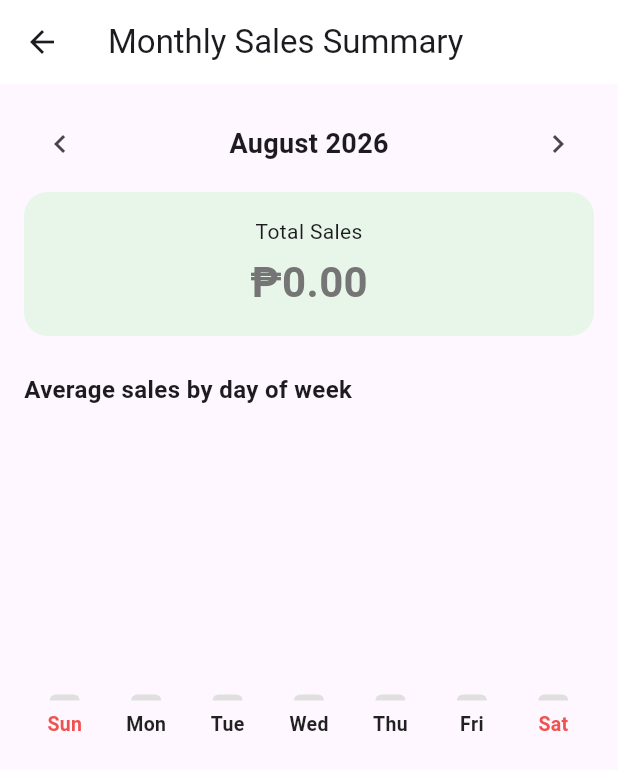
After one commit to 0kuninotokotachi/SariSari-Ledger, a Flutter app: the SalesScreen screen opened directly, after a tap on "Summary", on a phone screen of 412 x 824 dp. The commit adds this screen. Shown: the top 770 px of the screen. Run offline on Flutter 3.47's test engine with Material 3 defaults, Android fonts, the phone set to English and light mode, and no system bars; our stand-ins replace isar_community, table_calendar; accounts and stored records are empty; generated files the repository leaves out were written again.

Commit message:
Add Monthly Sales Summary screen, replace dead calendar format button
The calendar's built-in "2 weeks"/"Month"/"Week" format-toggle button
did nothing (SalesScreen never tracked CalendarFormat state), so
replace it with an AppBar "Summary" button that pushes a new
MonthlySalesSummaryScreen. It shows the month's total plus a
pedometer-style WeekdaySalesBarChart of average sales per day of the
week, letting an owner spot their best/worst selling weekdays.

WeekdaySalesBarChart is hand-rolled rather than pulling in a chart
package, per CLAUDE.md's minimize-external-packages guidance, and gets
full widget-test coverage since — unlike the Isar-backed screens in
this feature — it's a pure function of a pre-aggregated map.

```diff
--- /dev/null
+++ b/lib/screens/monthly_sales_summary_screen.dart
@@ -0,0 +1,137 @@
+import 'package:flutter/material.dart';
+import 'package:provider/provider.dart';
+
+import '../providers/transaction_provider.dart';
+import '../widgets/weekday_sales_bar_chart.dart';
+
+/// Shows a month's total sales plus a pedometer-style bar chart of average
+/// sales per day of the week, to help an owner spot their best/worst
+/// selling weekdays at a glance.
+class MonthlySalesSummaryScreen extends StatefulWidget {
+  const MonthlySalesSummaryScreen({super.key, required this.initialMonth});
+
+  final DateTime initialMonth;
+
+  @override
+  State<MonthlySalesSummaryScreen> createState() => _MonthlySalesSummaryScreenState();
+}
+
+class _MonthlySalesSummaryScreenState extends State<MonthlySalesSummaryScreen> {
+  static const _monthNames = [
+    'January', 'February', 'March', 'April', 'May', 'June',
+    'July', 'August', 'September', 'October', 'November', 'December',
+  ];
+
+  late DateTime _focusedMonth =
+      DateTime(widget.initialMonth.year, widget.initialMonth.month);
+
+  bool _loading = true;
+  double _monthTotal = 0;
+  Map<int, double> _weekdayAverages = {};
+
+  @override
+  void initState() {
+    super.initState();
+    _load();
+  }
+
+  Future<void> _load() async {
+    setState(() => _loading = true);
+    final totals =
+        await context.read<TransactionProvider>().salesTotalsForMonth(_focusedMonth);
+
+    final weekdaySums = <int, double>{for (var w = 1; w <= 7; w++) w: 0};
+    final weekdayCounts = <int, int>{for (var w = 1; w <= 7; w++) w: 0};
+    final daysInMonth = DateTime(_focusedMonth.year, _focusedMonth.month + 1, 0).day;
+    var monthTotal = 0.0;
+    for (var d = 1; d <= daysInMonth; d++) {
+      final day = DateTime(_focusedMonth.year, _focusedMonth.month, d);
+      final amount = totals[day] ?? 0;
+      weekdaySums[day.weekday] = weekdaySums[day.weekday]! + amount;
+      weekdayCounts[day.weekday] = weekdayCounts[day.weekday]! + 1;
+      monthTotal += amount;
+    }
+
+    if (!mounted) return;
+    setState(() {
+      _monthTotal = monthTotal;
+      _weekdayAverages = {
+        for (var w = 1; w <= 7; w++)
+          w: weekdayCounts[w]! > 0 ? weekdaySums[w]! / weekdayCounts[w]! : 0,
+      };
+      _loading = false;
+    });
+  }
+
+  void _changeMonth(int delta) {
+    setState(() => _focusedMonth = DateTime(_focusedMonth.year, _focusedMonth.month + delta));
+    _load();
+  }
+
+  String get _monthLabel => '${_monthNames[_focusedMonth.month - 1]} ${_focusedMonth.year}';
+
+  String _formatAmount(double amount) => '₱${amount.toStringAsFixed(2)}';
+
+  @override
+  Widget build(BuildContext context) {
+    return Scaffold(
+      appBar: AppBar(title: const Text('Monthly Sales Summary')),
+      body: _loading
+          ? const Center(child: CircularProgressIndicator())
+          : Padding(
+              padding: const EdgeInsets.all(16),
+              child: Column(
+                crossAxisAlignment: CrossAxisAlignment.stretch,
+                children: [
+                  Row(
+                    mainAxisAlignment: MainAxisAlignment.spaceBetween,
+                    children: [
+                      IconButton(
+                        onPressed: () => _changeMonth(-1),
+                        icon: const Icon(Icons.chevron_left),
+                      ),
+                      Text(
+                        _monthLabel,
+                        style: const TextStyle(fontSize: 18, fontWeight: FontWeight.bold),
+                      ),
+                      IconButton(
+                        onPressed: () => _changeMonth(1),
+                        icon: const Icon(Icons.chevron_right),
+                      ),
+                    ],
+                  ),
+                  const SizedBox(height: 8),
+                  Container(
+                    padding: const EdgeInsets.all(16),
+                    decoration: BoxDecoration(
+                      color: Colors.green.shade50,
+                      borderRadius: BorderRadius.circular(16),
+                    ),
+                    child: Column(
+                      children: [
+                        const Text('Total Sales', style: TextStyle(fontSize: 14)),
+                        const SizedBox(height: 4),
+                        Text(
+                          _formatAmount(_monthTotal),
+                          style: TextStyle(
+                            fontSize: 28,
+                            fontWeight: FontWeight.bold,
+                            color: _monthTotal > 0 ? Colors.green.shade700 : Colors.grey.shade600,
+                          ),
+                        ),
+                      ],
+                    ),
+                  ),
+                  const SizedBox(height: 24),
+                  const Text(
+                    'Average sales by day of week',
+                    style: TextStyle(fontSize: 16, fontWeight: FontWeight.w600),
+                  ),
+                  const SizedBox(height: 16),
+                  WeekdaySalesBarChart(weekdayAverages: _weekdayAverages),
+                ],
+              ),
+            ),
+    );
+  }
+}
--- a/lib/screens/sales_screen.dart
+++ b/lib/screens/sales_screen.dart
@@ -5,6 +5,7 @@ import 'package:table_calendar/table_calendar.dart';
 import '../models/transaction.dart';
 import '../providers/transaction_provider.dart';
 import '../widgets/transaction_tile.dart';
+import 'monthly_sales_summary_screen.dart';
 
 class SalesScreen extends StatefulWidget {
   const SalesScreen({super.key});
@@ -65,6 +66,14 @@ class _SalesScreenState extends State<SalesScreen> {
 
   String _formatDate(DateTime date) =>
       '${date.year}/${date.month.toString().padLeft(2, '0')}/${date.day.toString().padLeft(2, '0')}';
+
+  void _openMonthlySummary() {
+    Navigator.of(context).push(
+      MaterialPageRoute(
+        builder: (_) => MonthlySalesSummaryScreen(initialMonth: _focusedMonth),
+      ),
+    );
+  }
 
   Future<void> _openAddSaleDialog() async {
     final amountController = TextEditingController();
@@ -155,7 +164,22 @@ class _SalesScreenState extends State<SalesScreen> {
     final colorScheme = Theme.of(context).colorScheme;
 
     return Scaffold(
-      appBar: AppBar(title: const Text('Daily Sales')),
+      appBar: AppBar(
+        title: const Text('Daily Sales'),
+        actions: [
+          Padding(
+            padding: const EdgeInsets.only(right: 16),
+            child: OutlinedButton.icon(
+              onPressed: _openMonthlySummary,
+              icon: const Icon(Icons.bar_chart, size: 18),
+              label: const Text('Summary'),
+              style: OutlinedButton.styleFrom(
+                shape: const StadiumBorder(),
+              ),
+            ),
+          ),
+        ],
+      ),
       body: Column(
         children: [
           TableCalendar<double>(
@@ -168,6 +192,7 @@ class _SalesScreenState extends State<SalesScreen> {
             onPageChanged: _onPageChanged,
             daysOfWeekHeight: 28,
             headerStyle: const HeaderStyle(
+              formatButtonVisible: false,
               titleCentered: true,
               titleTextStyle: TextStyle(fontSize: 17, fontWeight: FontWeight.bold),
             ),
--- /dev/null
+++ b/lib/widgets/weekday_sales_bar_chart.dart
@@ -0,0 +1,92 @@
+import 'package:flutter/material.dart';
+
+/// A pedometer-style bar chart of average sales per day of the week
+/// (Sun-Sat), used by `MonthlySalesSummaryScreen`.
+class WeekdaySalesBarChart extends StatelessWidget {
+  const WeekdaySalesBarChart({super.key, required this.weekdayAverages});
+
+  /// Average sales amount keyed by `DateTime.weekday` (1 = Monday .. 7 =
+  /// Sunday), covering every day of the month whether or not it had sales.
+  final Map<int, double> weekdayAverages;
+
+  static const _labels = ['Sun', 'Mon', 'Tue', 'Wed', 'Thu', 'Fri', 'Sat'];
+  static const _weekdayOrder = [7, 1, 2, 3, 4, 5, 6];
+
+  @override
+  Widget build(BuildContext context) {
+    final maxAverage = weekdayAverages.values
+        .fold<double>(0, (max, value) => value > max ? value : max);
+
+    return Row(
+      crossAxisAlignment: CrossAxisAlignment.end,
+      children: [
+        for (var i = 0; i < _weekdayOrder.length; i++)
+          Expanded(
+            child: _WeekdayBar(
+              label: _labels[i],
+              amount: weekdayAverages[_weekdayOrder[i]] ?? 0,
+              maxAmount: maxAverage,
+              isWeekend: _weekdayOrder[i] == DateTime.saturday ||
+                  _weekdayOrder[i] == DateTime.sunday,
+            ),
+          ),
+      ],
+    );
+  }
+}
+
+class _WeekdayBar extends StatelessWidget {
+  const _WeekdayBar({
+    required this.label,
+    required this.amount,
+    required this.maxAmount,
+    required this.isWeekend,
+  });
+
+  final String label;
+  final double amount;
+  final double maxAmount;
+  final bool isWeekend;
+
+  static const double _chartHeight = 160;
+  static const double _minBarHeight = 4;
+
+  @override
+  Widget build(BuildContext context) {
+    final barColor = amount > 0 ? Colors.green.shade600 : Colors.grey.shade300;
+    final labelColor = isWeekend ? Colors.red.shade400 : Colors.black87;
+    final barHeight = maxAmount <= 0
+        ? _minBarHeight
+        : _minBarHeight + (amount / maxAmount) * (_chartHeight - _minBarHeight);
+
+    return Column(
+      mainAxisSize: MainAxisSize.min,
+      children: [
+        Text(
+          amount > 0 ? '₱${amount.toStringAsFixed(0)}' : '',
+          style: const TextStyle(fontSize: 11, fontWeight: FontWeight.w600),
+        ),
+        const SizedBox(height: 4),
+        SizedBox(
+          height: _chartHeight,
+          child: Align(
+            alignment: Alignment.bottomCenter,
+            child: Container(
+              width: 20,
+              height: barHeight,
+              decoration: BoxDecoration(
+                color: barColor,
+                borderRadius: const BorderRadius.vertical(top: Radius.circular(8)),
+              ),
+            ),
+          ),
+        ),
+        const SizedBox(height: 6),
+        Text(
+          label,
+          style: TextStyle(fontSize: 13, fontWeight: FontWeight.w600, color: labelColor),
+        ),
+      ],
+    );
+  }
+}
```
Also changed, not shown: 3 other files.
